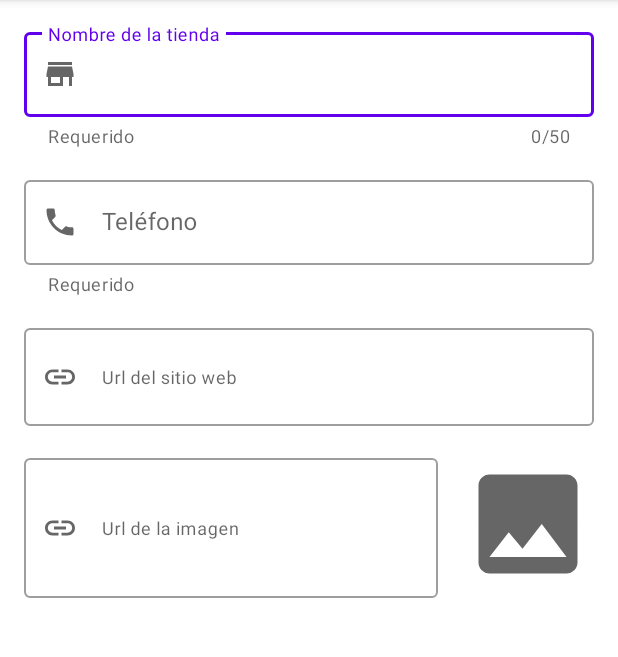
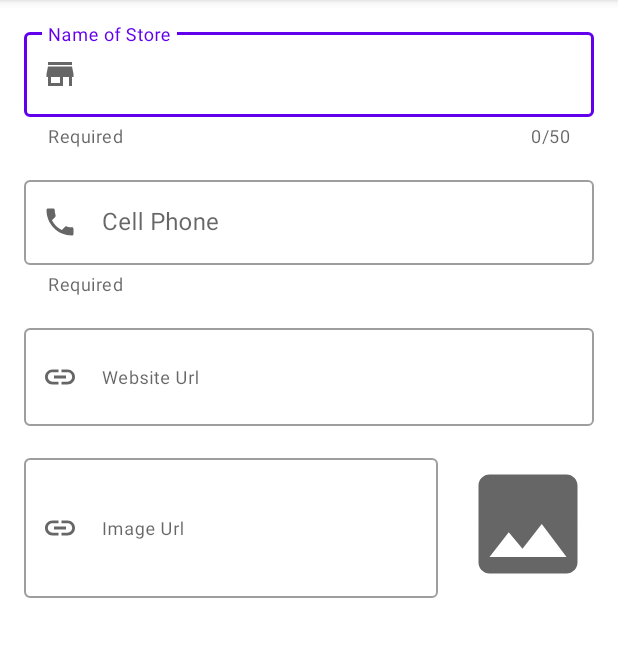
Before and after one commit to ArthurDioses/Stores, an Android app: the fragment EditStoreFragment shown on its own in the app's theme, on a phone screen of 412 x 824 dp, the part 84-741 px from its top. Run offline under Robolectric (Android 15) with nearby library versions, the phone set to English and light mode, and no system bars; our stand-ins replace Room's generated code.

Commit message:
- Support multiple languages

```diff
--- a/app/src/main/res/values/array_options_item.xml
+++ b/app/src/main/res/values/array_options_item.xml
@@ -6,7 +6,4 @@
         <item>@string/option_item_go_to_website</item>
     </string-array>
 
-    <string name="option_item_delete">Eliminar</string>
-    <string name="option_item_call">Llamar</string>
-    <string name="option_item_go_to_website">Ir al sitio web</string>
 </resources>
--- a/app/src/main/res/values/strings.xml
+++ b/app/src/main/res/values/strings.xml
@@ -1,23 +1,27 @@
 <resources>
     <string name="app_name">Stores</string>
-    <string name="description_img_photo">Imagen de la tienda</string>
-    <string name="description_store_add">Crear tienda</string>
-    <string name="hint_name">Nombre de la tienda</string>
-    <string name="helper_required">Requerido</string>
-    <string name="hint_phone">Teléfono</string>
-    <string name="hint_website">Url del sitio web</string>
-    <string name="photo_url">Url de la imagen</string>
-    <string name="esit_store_title_add">Crear Tienda</string>
+    <string name="description_img_photo">Image of Store</string>
+    <string name="description_store_add">Create Store</string>
+    <string name="hint_name">Name of Store</string>
+    <string name="helper_required">Required</string>
+    <string name="hint_phone">Cell Phone</string>
+    <string name="hint_website">Website Url</string>
+    <string name="photo_url">Image Url</string>
+    <string name="esit_store_title_add">Create Store</string>
     <string name="menu_save">Save</string>
-    <string name="edit_store_message_save_success">Tienda agregada correctamente</string>
-    <string name="arg_id">key_id</string>
-    <string name="edit_store_message_update_success">Tienda actualizada</string>
-    <string name="edit_store_message_valid">Revise los campos requeridos</string>
-    <string name="edit_store_title_edit">Editar Tienda</string>
-    <string name="dialog_delete_title">¿Eliminar tienda?</string>
-    <string name="dialog_delete_confirm">Eliminar</string>
-    <string name="dialog_delete_cancel">Cancelar</string>
-    <string name="dialog_options_title">¿Qué desea hacer?</string>
-    <string name="main_error_no_website">Esta tienda no cuenta con un sitio web</string>
-    <string name="main_error_no_resolve">No se encontró ninguna app compatible</string>
+    <string name="edit_store_message_save_success">Store successfully Added</string>
+    <string name="arg_id" translatable="false">key_id</string>
+    <string name="edit_store_message_update_success">Updated Store</string>
+    <string name="edit_store_message_valid">check the required fields</string>
+    <string name="edit_store_title_edit">Edit Store</string>
+    <string name="dialog_delete_title">¿Delete Store?</string>
+    <string name="dialog_delete_confirm">Delete</string>
+    <string name="dialog_delete_cancel">Cancel</string>
+    <string name="dialog_options_title">¿What would you like to do?</string>
+    <string name="main_error_no_website">This Store does not have a Website</string>
+    <string name="main_error_no_resolve">No compatible app found</string>
+
+    <string name="option_item_delete">Delete</string>
+    <string name="option_item_call">Call</string>
+    <string name="option_item_go_to_website">Go to Website</string>
 </resources>
```
Also changed, not shown: 1 other file.
